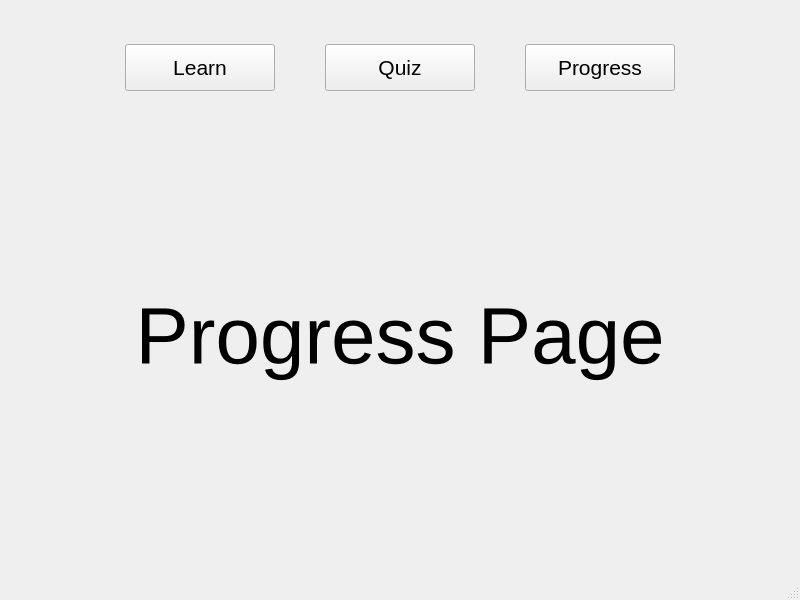
Old version of the form ProgressPage.ui in the repository ZachKrol/MusGator.
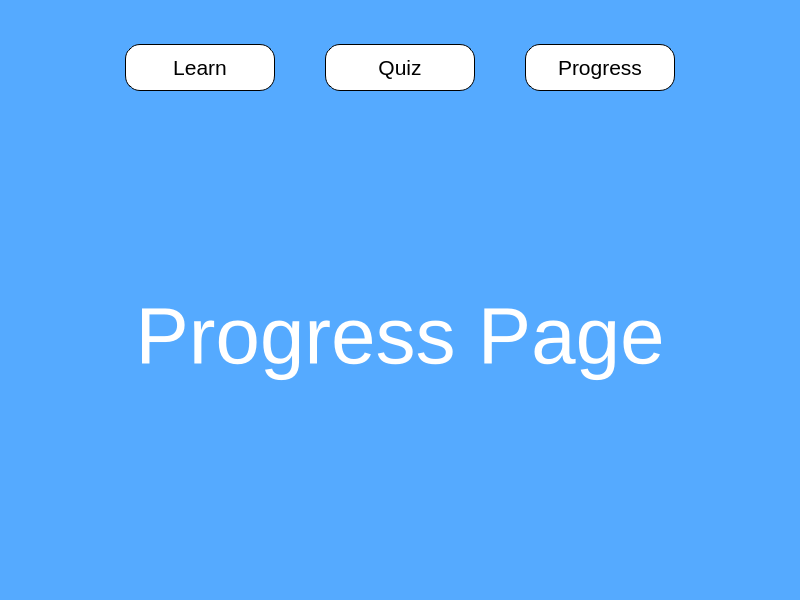
New version of the form.

Commit message: Add basic styling to background and buttons

```diff
--- a/ProgressPage.ui
+++ b/ProgressPage.ui
@@ -19,6 +19,9 @@
   <property name="windowTitle">
    <string>MusGator</string>
   </property>
+  <property name="styleSheet">
+   <string notr="true">background-color: rgb(85, 170, 255);</string>
+  </property>
   <widget class="QWidget" name="centralwidget">
    <layout class="QGridLayout" name="gridLayout">
     <item row="0" column="0">
@@ -91,6 +94,11 @@
             <pointsize>16</pointsize>
            </font>
           </property>
+          <property name="styleSheet">
+           <string notr="true">background-color: rgb(255, 255, 255);
+border: 1px solid black;
+border-radius: 15%;</string>
+          </property>
           <property name="text">
            <string>Learn</string>
           </property>
@@ -135,6 +143,11 @@
             <pointsize>16</pointsize>
            </font>
           </property>
+          <property name="styleSheet">
+           <string notr="true">background-color: rgb(255, 255, 255);
+border: 1px solid black;
+border-radius: 15%;</string>
+          </property>
           <property name="text">
            <string>Quiz</string>
           </property>
@@ -179,6 +192,11 @@
             <pointsize>16</pointsize>
            </font>
           </property>
+          <property name="styleSheet">
+           <string notr="true">background-color: rgb(255, 255, 255);
+border: 1px solid black;
+border-radius: 15%;</string>
+          </property>
           <property name="text">
            <string>Progress</string>
           </property>
@@ -207,6 +225,9 @@
           <pointsize>60</pointsize>
          </font>
         </property>
+        <property name="styleSheet">
+         <string notr="true">color: rgb(255, 255, 255);</string>
+        </property>
         <property name="text">
          <string>Progress Page</string>
         </property>
```
Left out of the diff: 2 changed lines with no effect on the pictures. The commit also changes 4 other files.
